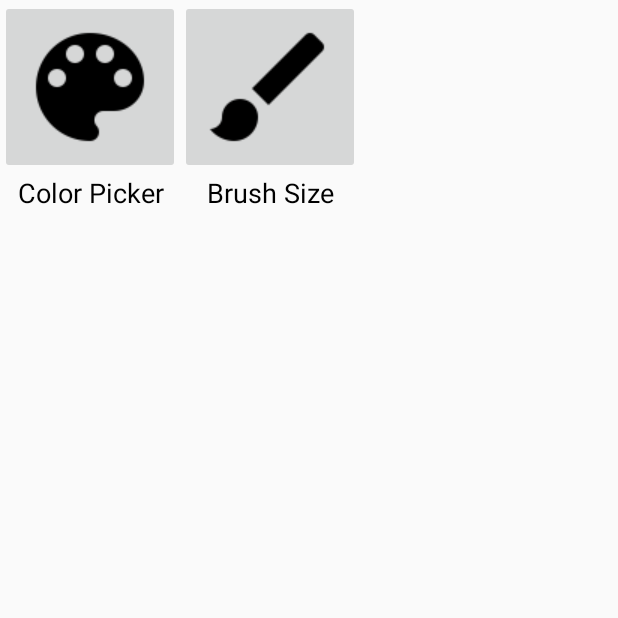
After one commit to Klaus-Anderson/Angus-Paint, an Android app: the fragment PaletteFragment shown on its own in the app's theme, on a phone screen of 412 x 824 dp, the top half of it. The commit adds this screen. Run offline under Robolectric (Android 15) with nearby library versions, the phone set to English and light mode, and no system bars.

Commit message:
Created PaletteFragment
Created the PaletteFragment, where the user will be able to change their
brush size and the brush color

```diff
--- a/MyApplication/app/src/main/java/games/angusgaming/anguspaint/PaintActivity.java
+++ b/MyApplication/app/src/main/java/games/angusgaming/anguspaint/PaintActivity.java
@@ -198,6 +198,11 @@ public class PaintActivity extends AppCompatActivity {
         // as you specify a parent activity in AndroidManifest.xml.
         int id = item.getItemId();
 
+        if ( id == R.id.brush_editor){
+            PaletteFragment paletFrag = new PaletteFragment();
+            paletFrag.show(getFragmentManager(), "Cont");
+        }
+
         //on load button click
         if (id == R.id.item_load) {
             // this if/else statement will ask the user if they want to save
@@ -302,9 +307,7 @@ public class PaintActivity extends AppCompatActivity {
         this.finish();
     }
 
-    public void setHasDrawn(boolean setter) {
-        hasDrawn = setter;
-    }
+    public void setHasDrawn(boolean setter) { hasDrawn = setter; }
 
     public boolean getHasDrawn() {
         return hasDrawn;
--- /dev/null
+++ b/MyApplication/app/src/main/java/games/angusgaming/anguspaint/PaletteFragment.java
@@ -0,0 +1,97 @@
+package games.angusgaming.anguspaint;
+
+import android.app.ActionBar;
+import android.app.DialogFragment;
+import android.content.Context;
+import android.graphics.Color;
+import android.os.Bundle;
+import android.view.Gravity;
+import android.view.LayoutInflater;
+import android.view.View;
+import android.view.ViewGroup;
+import android.widget.ImageButton;
+import android.widget.LinearLayout;
+import android.widget.TextView;
+
+/**
+ * Created by Harry on 3/13/2016.
+ */
+public class PaletteFragment extends DialogFragment{
+    Context mContext;
+    public PaletteFragment() {
+
+        mContext = getActivity();
+    }
+
+    @Override
+    public View onCreateView(LayoutInflater inflater,
+                             ViewGroup container, Bundle savedInstanceState) {
+        LinearLayout linLayout = new LinearLayout(getActivity());
+
+        linLayout.setOrientation(LinearLayout.VERTICAL);
+        linLayout.setLayoutParams(new ActionBar
+                .LayoutParams(ViewGroup.LayoutParams.WRAP_CONTENT,
+                ViewGroup.LayoutParams.WRAP_CONTENT));
+
+        LinearLayout buttonLayout = new LinearLayout(getActivity());
+        buttonLayout.setOrientation(LinearLayout.HORIZONTAL);
+        buttonLayout.setGravity(Gravity.CENTER);
+
+        ImageButton colorButton = new ImageButton(getActivity());
+        colorButton.setImageResource(R.drawable.ic_palette_black_24dp);
+        buttonLayout.addView(colorButton);
+
+        colorButton.setOnClickListener(new View.OnClickListener() {
+            @Override
+            public void onClick(View v) {
+            }
+        });
+
+        ImageButton brushButton = new ImageButton(getActivity());
+        brushButton.setImageResource(R.drawable.ic_brush_black_24dp);
+        buttonLayout.addView(brushButton);
+
+        brushButton.setOnClickListener(new View.OnClickListener() {
+            @Override
+            public void onClick(View v) {
+            }
+        });
+
+        linLayout.addView(buttonLayout);
+
+        LinearLayout buttonNameLayout = new LinearLayout(getActivity());
+        buttonNameLayout.setOrientation(LinearLayout.HORIZONTAL);
+        buttonNameLayout.setGravity(Gravity.CENTER);
+        buttonNameLayout.setLayoutParams(new ActionBar
+                .LayoutParams(ViewGroup.LayoutParams.MATCH_PARENT,
+                ViewGroup.LayoutParams.WRAP_CONTENT));
+
+        TextView colorTextView = new TextView(getActivity());
+        colorTextView.setText(R.string.color_picker);
+        colorTextView.setGravity(Gravity.CENTER_HORIZONTAL);
+        colorTextView.setTextSize(18);
+        colorTextView.setTextColor(Color.BLACK);
+        colorTextView.setLayoutParams(new LinearLayout
+                .LayoutParams(ViewGroup.LayoutParams.MATCH_PARENT,
+                ViewGroup.LayoutParams.WRAP_CONTENT, 1));
+
+        buttonNameLayout.addView(colorTextView);
+
+        TextView brushTextView = new TextView(getActivity());
+        brushTextView.setText(R.string.brush_size);
+        brushTextView.setGravity(Gravity.CENTER_HORIZONTAL);
+        brushTextView.setTextSize(18);
+        brushTextView.setTextColor(Color.BLACK);
+        brushTextView.setLayoutParams(new LinearLayout
+                .LayoutParams(ViewGroup.LayoutParams.MATCH_PARENT,
+                ViewGroup.LayoutParams.WRAP_CONTENT, 1));
+
+        buttonNameLayout.addView(brushTextView);
+
+        linLayout.addView(buttonNameLayout);
+
+
+
+        return linLayout;
+    }
+}
--- a/MyApplication/app/src/main/res/menu/app_bar_menu.xml
+++ b/MyApplication/app/src/main/res/menu/app_bar_menu.xml
@@ -5,20 +5,26 @@
     <!-- load item,  loads an image from
      phone storage and paint on it with the app -->
     <item android:id="@+id/item_load"
-        android:title="Load"
+        android:title="@string/load"
         android:icon="@drawable/ic_file_download_black_24dp"
         app:showAsAction="always"/>
 
     <!-- new item, opens a new painting-->
     <item android:id="@+id/item_save"
-        android:title="Save"
+        android:title="@string/save"
         android:icon="@drawable/ic_save_black_24dp"
         app:showAsAction="always"/>
 
     <!-- save item, save an image to the phone-->
     <item android:id="@+id/item_new"
-        android:title="New"
+        android:title="@string/neww"
         android:icon="@drawable/ic_create_black_24dp"
+        app:showAsAction="always"/>
+
+    <!-- save item, save an image to the phone-->
+    <item android:id="@+id/brush_editor"
+        android:title="@string/brush_editor"
+        android:icon="@drawable/ic_palette_black_24dp"
         app:showAsAction="always"/>
 
     <!-- About, belongs in the Overflow Menu-->
--- a/MyApplication/app/src/main/res/values/strings.xml
+++ b/MyApplication/app/src/main/res/values/strings.xml
@@ -8,4 +8,10 @@
     <string name="no">No</string>
     <string name="cancel">Cancel</string>
     <string name="which_orientation">Which orientation would you\nlike for your painting?</string>
+    <string name="load">Load</string>
+    <string name="save">Save</string>
+    <string name="neww">New</string>
+    <string name="brush_editor">Brush Editor</string>
+    <string name="brush_size">Brush Size</string>
+    <string name="color_picker">Color Picker</string>
 </resources>
```
Also changed, not shown: MyApplication/app/src/main/res/drawable/ic_brush_black_24dp.png (added), MyApplication/app/src/main/res/drawable/ic_palette_black_24dp.png (added), MyApplication/app/src/main/res/drawable/newbox.png (deleted).
